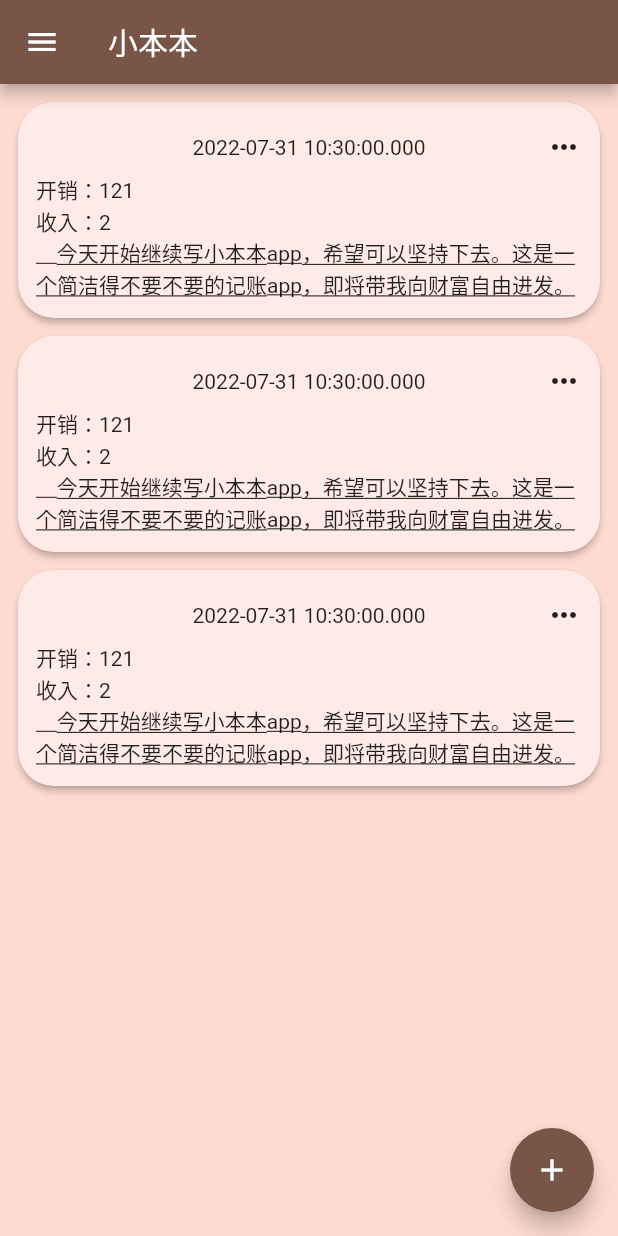
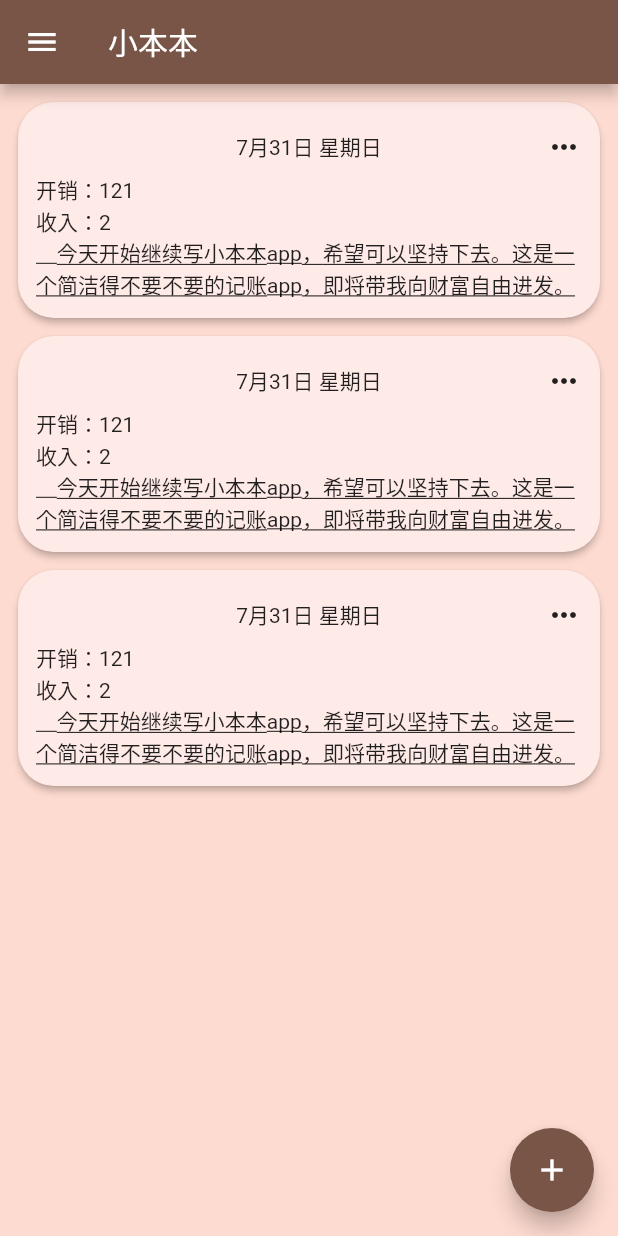
Before and after one commit to TomassMaximum/Benben, a Flutter app: the screen it shows after launch, on a phone screen of 412 x 824 dp. Run offline on Flutter 3.47's test engine with Material 2 defaults, Android fonts, the light colour scheme and no system bars.

Commit message:
文件名遵从小写规则修改

```diff
--- a/lib/main/EventItem.dart
+++ b/lib/main/event_item.dart
@@ -1,3 +1,5 @@
+import 'dart:developer';
+
 import 'package:flutter/material.dart';
 
 enum Menu { mark, share, delete }
@@ -25,7 +27,7 @@ class EventItem extends StatelessWidget {
                 children: [
                   Container(
                     alignment: Alignment.center,
-                      child: Text(DateTime.now().toString())
+                      child: Text("${DateTime.now().month.toString()}月${DateTime.now().day.toString()}日 ${getWeekday(DateTime.now().weekday)}")
                   ),
                   Positioned(
                     right: 0,
@@ -72,4 +74,26 @@ class EventItem extends StatelessWidget {
     );
   }
 
+  String getWeekday(int weekday) {
+    switch(weekday) {
+      case 1:
+        return "星期一";
+      case 2:
+        return "星期二";
+      case 3:
+        return "星期三";
+      case 4:
+        return "星期四";
+      case 5:
+        return "星期五";
+      case 6:
+        return "星期六";
+      case 7:
+        return "星期日";
+        default:
+          log("Error! weekday unexpected: ${weekday.toString()}");
+          return "N/A";
+    }
+  }
+
 }
--- a/lib/main/main.dart
+++ b/lib/main/main.dart
@@ -1,9 +1,9 @@
-import 'package:benben/about_app/AboutAppPage.dart';
-import 'package:benben/about_author/AboutAuthorPage.dart';
-import 'package:benben/main/EventItem.dart';
-import 'package:benben/edit/InsertPage.dart';
-import 'package:benben/settings_notification/NotificationPage.dart';
-import 'package:benben/main/SettingsItem.dart';
+import 'package:benben/about_app/about_app_page.dart';
+import 'package:benben/about_author/about_author_page.dart';
+import 'package:benben/main/event_item.dart';
+import 'package:benben/edit/insert_page.dart';
+import 'package:benben/settings_notification/notification_page.dart';
+import 'package:benben/main/settings_item.dart';
 import 'package:flutter/material.dart';
 
 void main() {
@@ -13,21 +13,11 @@ void main() {
 class MyApp extends StatelessWidget {
   const MyApp({Key? key}) : super(key: key);
 
-  // This widget is the root of your application.
   @override
   Widget build(BuildContext context) {
     return MaterialApp(
-      title: 'Benben',
+      title: '小本本',
       theme: ThemeData(
-        // This is the theme of your application.
-        //
-        // Try running your application with "flutter run". You'll see the
-        // application has a blue toolbar. Then, without quitting the app, try
-        // changing the primarySwatch below to Colors.green and then invoke
-        // "hot reload" (press "r" in the console where you ran "flutter run",
-        // or simply save your changes to "hot reload" in a Flutter IDE).
-        // Notice that the counter didn't reset back to zero; the application
-        // is not restarted.
         primarySwatch: Colors.brown,
       ),
       home: const MyHomePage(title: '小本本'),
@@ -37,15 +27,6 @@ class MyApp extends StatelessWidget {
 
 class MyHomePage extends StatefulWidget {
   const MyHomePage({Key? key, required this.title}) : super(key: key);
-
-  // This widget is the home page of your application. It is stateful, meaning
-  // that it has a State object (defined below) that contains fields that affect
-  // how it looks.
-
-  // This class is the configuration for the state. It holds the values (in this
-  // case the title) provided by the parent (in this case the App widget) and
-  // used by the build method of the State. Fields in a Widget subclass are
-  // always marked "final".
 
   final String title;
 
@@ -61,16 +42,8 @@ class _MyHomePageState extends State<MyHomePage> {
 
   @override
   Widget build(BuildContext context) {
-    // This method is rerun every time setState is called, for instance as done
-    // by the _incrementCounter method above.
-    //
-    // The Flutter framework has been optimized to make rerunning build methods
-    // fast, so that you can just rebuild anything that needs updating rather
-    // than having to individually change instances of widgets.
     return Scaffold(
       appBar: AppBar(
-        // Here we take the value from the MyHomePage object that was created by
-        // the App.build method, and use it to set our appbar title.
         title: Text(widget.title),
       ),
       drawer: Container(
```
Also changed, not shown: lib/about_app/about_app_page.dart (renamed from lib/about_app/AboutAppPage.dart), lib/about_author/about_author_page.dart (renamed from lib/about_author/AboutAuthorPage.dart), lib/edit/insert_page.dart (renamed from lib/edit/InsertPage.dart), lib/main/settings_item.dart (renamed from lib/main/SettingsItem.dart), lib/settings_notification/notification_page.dart (renamed from lib/settings_notification/NotificationPage.dart).
